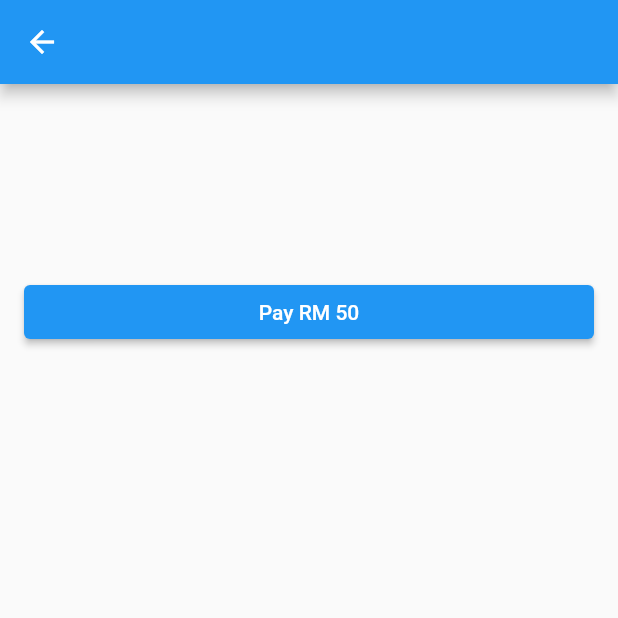
After one commit to tomyamGTX/aqwise_tutorial, a Flutter app: the screen it shows after launch, after a tap on "Stripe Payment Sheet", on a phone screen of 412 x 824 dp, the top half of it. The commit adds this screen. Run offline on Flutter 3.47's test engine with Material 2 defaults, Android fonts, the phone set to English and light mode, and no system bars; our stand-ins replace device_info_plus, firebase_auth, firebase_core, flutter_credit_card, get_storage, package_info_plus and 1 more; missing offline and left inert: flutter_stripe, tree_view; accounts and stored records are empty; generated files the repository leaves out were written again; network calls fail.

Commit message:
add payment sheet using stripe

```diff
--- a/lib/main.dart
+++ b/lib/main.dart
@@ -3,9 +3,12 @@ import 'package:aqwise_stripe_payment/favourite_list/favourite.provider.dart';
 import 'package:aqwise_stripe_payment/favourite_list/favourite.screen.dart';
 import 'package:aqwise_stripe_payment/payment/payment.provider.dart';
 import 'package:aqwise_stripe_payment/payment/payment.screen.dart';
+import 'package:aqwise_stripe_payment/payment/payment.sheet.dart';
 import 'package:aqwise_stripe_payment/url_handler/url.screen.dart';
+import 'package:aqwise_stripe_payment/widgets/constant.dart';
 import 'package:firebase_core/firebase_core.dart';
 import 'package:flutter/material.dart';
+import 'package:flutter_stripe/flutter_stripe.dart';
 import 'package:get_storage/get_storage.dart';
 import 'package:provider/provider.dart';
 
@@ -17,7 +20,9 @@ import 'firebase_options.dart';
 import 'loop/loop.screen.dart';
 
 Future<void> main() async {
-  await WidgetsFlutterBinding.ensureInitialized();
+  WidgetsFlutterBinding.ensureInitialized();
+  Stripe.publishableKey = publishkey;
+  await Stripe.instance.applySettings();
   await GetStorage.init();
   await Firebase.initializeApp(
     options: DefaultFirebaseOptions.currentPlatform,
@@ -94,7 +99,15 @@ class _MyHomePageState extends State<MyHomePage> {
                         MaterialPageRoute(
                             builder: (context) => const PaymentScreen()));
                   },
-                  child: const Text('Stripe Payment')),
+                  child: const Text('Stripe Custom Payment')),
+              ElevatedButton(
+                  onPressed: () {
+                    Navigator.push(
+                        context,
+                        MaterialPageRoute(
+                            builder: (context) => const PaymentSheet()));
+                  },
+                  child: const Text('Stripe Payment Sheet')),
               ElevatedButton(
                   onPressed: () {
                     Navigator.push(
--- a/lib/payment/payment.screen.dart
+++ b/lib/payment/payment.screen.dart
@@ -8,7 +8,7 @@ import 'package:flutter_credit_card/credit_card_widget.dart';
 import 'package:provider/provider.dart';
 import 'package:url_launcher/url_launcher.dart';
 
-import '../../services/stripe.service.dart';
+import 'stripe.service.dart';
 
 class PaymentScreen extends StatefulWidget {
   const PaymentScreen({Key? key}) : super(key: key);
@@ -53,8 +53,10 @@ class _PaymentScreenState extends State<PaymentScreen> {
       setState(() {});
       var paymentMethodID = paymentMethod['id'];
       var id = Provider.of<PaymentProvider>(context, listen: false).pid;
+      var cid = Provider.of<PaymentProvider>(context, listen: false).cid;
       if (Provider.of<PaymentProvider>(context, listen: false).pid == null) {
-        paymentIntent = await StripeService.createPaymentIntent('5000', 'MYR');
+        paymentIntent =
+            await StripeService.createPaymentIntent('5000', 'MYR', cid, email);
 
         setState(() {});
         id = paymentIntent!['id'];
--- /dev/null
+++ b/lib/payment/payment.sheet.dart
@@ -0,0 +1,59 @@
+import 'package:aqwise_stripe_payment/payment/stripe.service.dart';
+import 'package:aqwise_stripe_payment/widgets/exmple.scaffold.dart';
+import 'package:flutter/material.dart';
+import 'package:flutter_stripe/flutter_stripe.dart';
+
+class PaymentSheet extends StatefulWidget {
+  const PaymentSheet({Key? key}) : super(key: key);
+
+  @override
+  State<PaymentSheet> createState() => _PaymentSheetState();
+}
+
+class _PaymentSheetState extends State<PaymentSheet> {
+  Future<void> initPayment() async {
+    try {
+      //get user detail before proceed
+      dynamic customer = await StripeService.createCustomer('Hakimi',
+          '013456789', 'hakimimdnoor90@gmail.com', 'buy test premium');
+      String custId = customer['id'];
+      //change price and get user email
+      dynamic paymentIntent = await StripeService.createPaymentIntent(
+          '5000', 'MYR', custId, 'hakimimdnoor90@gmail.com');
+      dynamic ephmeralkey = await StripeService.createEphemeralKey(custId);
+      String clientSecret = paymentIntent['client_secret'];
+      await Stripe.instance.initPaymentSheet(
+          paymentSheetParameters: SetupPaymentSheetParameters(
+        paymentIntentClientSecret: clientSecret,
+        merchantDisplayName: 'AQ WISE TUTORIAL',
+        customerId: custId,
+        customerEphemeralKeySecret: ephmeralkey['secret'],
+      ));
+      await Stripe.instance.presentPaymentSheet();
+      var updatedIntent = await StripeService.getIntent(paymentIntent['id']);
+      print(updatedIntent['charges']['data'].last['receipt_url']);
+      if (!mounted) return;
+      ScaffoldMessenger.of(context)
+          .showSnackBar(const SnackBar(content: Text('Payment Success')));
+      //update user data on db here
+    } catch (error) {
+      if (error is StripeException) {
+        ScaffoldMessenger.of(context)
+            .showSnackBar(SnackBar(content: Text(error.error.message!)));
+      } else {
+        ScaffoldMessenger.of(context)
+            .showSnackBar(SnackBar(content: Text(error.toString())));
+      }
+    }
+  }
+
+  @override
+  Widget build(BuildContext context) {
+    return ExampleScaffold(
+      padding: const EdgeInsets.all(16),
+      children: [
+        ElevatedButton(onPressed: initPayment, child: const Text('Pay RM 50'))
+      ],
+    );
+  }
+}
--- /dev/null
+++ b/lib/widgets/constant.dart
@@ -0,0 +1,17 @@
+import 'package:flutter/foundation.dart';
+
+String publishkey =
+    'pk_test_51KUoMmH8qbOVfW8TpDMbk4SQbcncSFc9y8sEOE2iHtIvm7nKd0MdQrs8SZp49jY5ZiDKI2qYLS276RcvmKfIe55Z00yIGfZX2g';
+String secretKey =
+    'sk_test_51KUoMmH8qbOVfW8To6sFBH3Mg7yXUzdBXUw6VOM7dy0I9LA8JqaTFIS44SenWfY61DrKSvgWmm4Pi05OZWed7SRn00GI4jxA9V';
+
+// If you are using a real device to test the integration replace this url
+// with the endpoint of your test server (it usually should be the IP of your computer)
+final kApiUrl = defaultTargetPlatform == TargetPlatform.android
+    ? 'http://10.0.2.2:4242'
+    : 'http://localhost:4242';
+String paymentIntentURL = '$kApiUrl/payment_intents';
+Map<String, String> headers = {
+  'Authorization': 'Bearer $secretKey',
+  'Content-Type': 'application/x-www-form-urlencoded'
+};
--- /dev/null
+++ b/lib/widgets/exmple.scaffold.dart
@@ -0,0 +1,56 @@
+import 'package:flutter/material.dart';
+
+class ExampleScaffold extends StatelessWidget {
+  final List<Widget> children;
+  final List<String> tags;
+  final String title;
+  final EdgeInsets? padding;
+  const ExampleScaffold({
+    Key? key,
+    this.children = const [],
+    this.tags = const [],
+    this.title = '',
+    this.padding,
+  }) : super(key: key);
+
+  @override
+  Widget build(BuildContext context) {
+    return Scaffold(
+      appBar: AppBar(),
+      body: SingleChildScrollView(
+        child: Column(
+          mainAxisAlignment: MainAxisAlignment.start,
+          crossAxisAlignment: CrossAxisAlignment.stretch,
+          children: [
+            SizedBox(height: 60),
+            Padding(
+              child: Text(title, style: Theme.of(context).textTheme.headline5),
+              padding: EdgeInsets.symmetric(horizontal: 20),
+            ),
+            SizedBox(height: 4),
+            Padding(
+              child: Row(
+                children: [
+                  for (final tag in tags) Chip(label: Text(tag)),
+                ],
+              ),
+              padding: EdgeInsets.symmetric(horizontal: 20),
+            ),
+            SizedBox(height: 20),
+            if (padding != null)
+              Padding(
+                padding: padding!,
+                child: Column(
+                  mainAxisAlignment: MainAxisAlignment.start,
+                  crossAxisAlignment: CrossAxisAlignment.stretch,
+                  children: children,
+                ),
+              )
+            else
+              ...children,
+          ],
+        ),
+      ),
+    );
+  }
+}
--- a/pubspec.yaml
+++ b/pubspec.yaml
@@ -41,6 +41,7 @@ dependencies:
   firebase_core:
   firebase_auth:
   tree_view: ^0.0.6
+  flutter_stripe: ^5.1.0
 
 
   # The following adds the Cupertino Icons font to your application.
```
Also changed, not shown: lib/payment/stripe.service.dart (renamed from lib/services/stripe.service.dart, +40 -2 lines), lib/widgets/loading.button.dart (added, +62 -0 lines), pubspec.lock, 4 other files.
